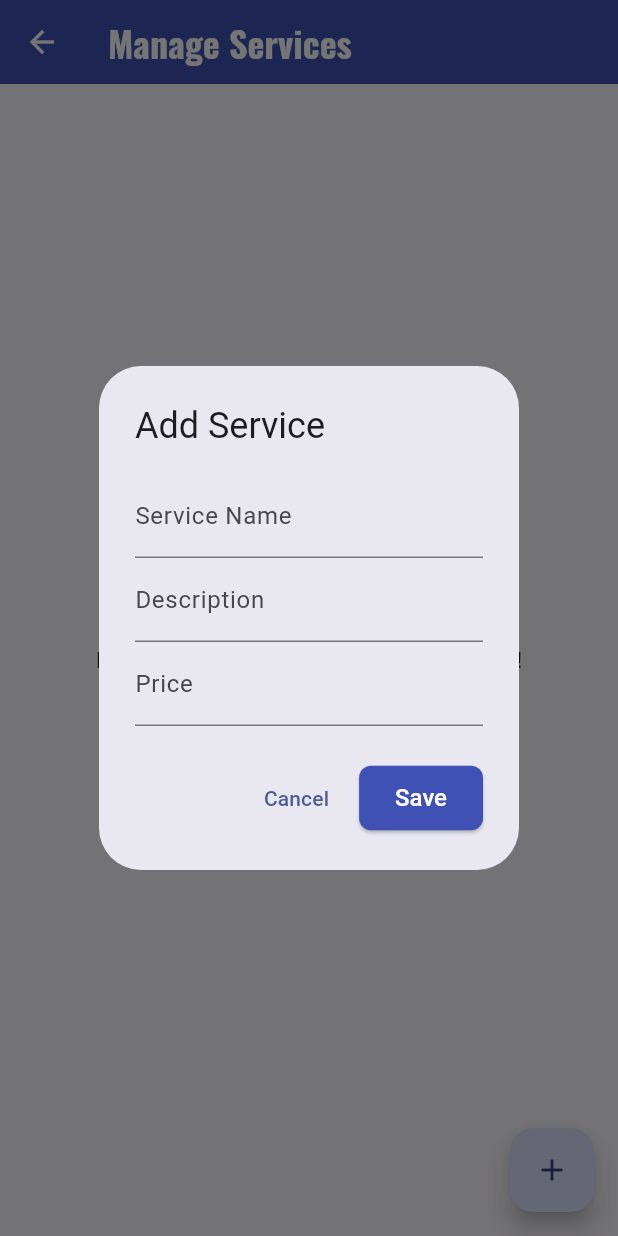
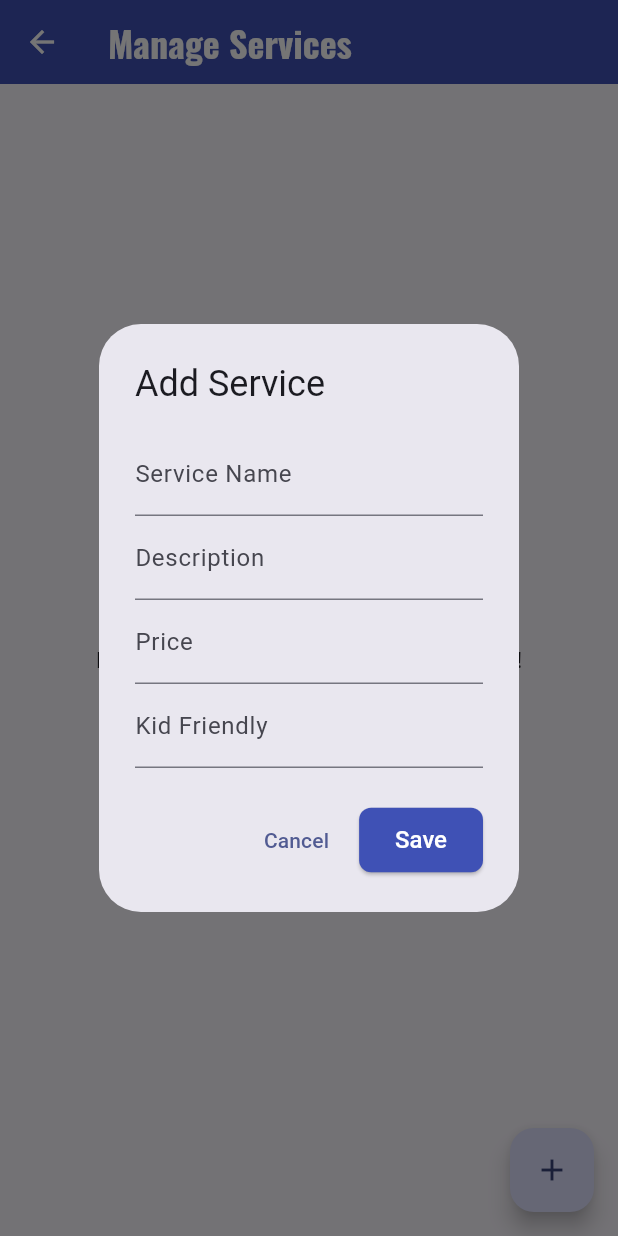
Before and after one commit to Christian10302004/booksched, a Flutter app: the ManageServicesScreen screen opened by its route, after a tap on the "add" icon, on a phone screen of 412 x 824 dp. Run offline on Flutter 3.47's test engine with Material 3 defaults, Android fonts, the phone set to English and light mode, and no system bars; our stand-ins replace cloud_firestore, equatable, firebase_auth, firebase_core, fl_chart, go_router and 1 more; accounts and stored records are empty.

Commit message:
refactor: Refactor service management and booking flow

```diff
--- a/lib/main.dart
+++ b/lib/main.dart
@@ -1,7 +1,6 @@
 import 'package:flutter/material.dart';
 import 'package:firebase_core/firebase_core.dart';
 import 'package:provider/provider.dart';
-
 import 'firebase_options.dart';
 import 'services/auth/auth_service.dart';
 import 'router.dart';
--- a/lib/models/service_model.dart
+++ b/lib/models/service_model.dart
@@ -6,12 +6,14 @@ class Service extends Equatable {
   final String name;
   final String description;
   final double price;
+  final int kid;
 
   const Service({
     required this.id,
     required this.name,
     required this.description,
     required this.price,
+    required this.kid,
   });
 
   factory Service.fromFirestore(DocumentSnapshot doc) {
@@ -21,17 +23,14 @@ class Service extends Equatable {
       name: data['name'] ?? '',
       description: data['description'] ?? '',
       price: (data['price'] ?? 0).toDouble(),
+      kid: (data['kid'] ?? 0).toInt(),
     );
   }
 
   Map<String, dynamic> toMap() {
-    return {
-      'name': name,
-      'description': description,
-      'price': price,
-    };
+    return {'name': name, 'description': description, 'price': price, 'kid': kid};
   }
 
   @override
-  List<Object?> get props => [id, name, description, price];
+  List<Object?> get props => [id, name, description, price,kid];
 }
--- a/lib/providers/service_provider.dart
+++ b/lib/providers/service_provider.dart
@@ -7,12 +7,13 @@ class ServiceProvider with ChangeNotifier {
 
   Stream<List<Service>> get services => _serviceRepository.getServices();
 
-  Future<void> addService(String name, String description, double price) async {
+  Future<void> addService(String name, String description, double price, int kid) async {
     final newService = Service(
       id: '', // ID will be generated by Firestore
       name: name,
       description: description,
       price: price,
+      kid: kid,
     );
     await _serviceRepository.addService(newService);
   }
--- a/lib/screens/admin/manage_services_screen.dart
+++ b/lib/screens/admin/manage_services_screen.dart
@@ -15,11 +15,13 @@ class _ManageServicesScreenState extends State<ManageServicesScreen> {
     final TextEditingController nameController = TextEditingController();
     final TextEditingController descriptionController = TextEditingController();
     final TextEditingController priceController = TextEditingController();
+    final TextEditingController kidController = TextEditingController();
 
     if (service != null) {
       nameController.text = service['name'];
       descriptionController.text = service['description'];
       priceController.text = service['price'].toString();
+      kidController.text = service['kid'].toString();
     }
 
     showDialog(
@@ -43,6 +45,11 @@ class _ManageServicesScreenState extends State<ManageServicesScreen> {
                 decoration: const InputDecoration(labelText: 'Price', prefixText: '₱'),
                 keyboardType: TextInputType.number,
               ),
+              TextField(
+                controller: kidController,
+                decoration: const InputDecoration(labelText: 'Kid Friendly'),
+                keyboardType: TextInputType.number,
+              ),
             ],
           ),
           actions: [
@@ -55,6 +62,8 @@ class _ManageServicesScreenState extends State<ManageServicesScreen> {
                 final String name = nameController.text;
                 final String description = descriptionController.text;
                 final double? price = double.tryParse(priceController.text);
+                final int? kid = int.tryParse(kidController.text);
+
 
                 if (name.isNotEmpty && description.isNotEmpty && price != null) {
                   if (service == null) {
@@ -62,12 +71,14 @@ class _ManageServicesScreenState extends State<ManageServicesScreen> {
                       'name': name,
                       'description': description,
                       'price': price,
+                      'kid': kid,
                     });
                   } else {
                     await _firestore.collection('services').doc(service.id).update({
                       'name': name,
                       'description': description,
                       'price': price,
+                      'kid': kid,
                     });
                   }
                   if (!context.mounted) return;
--- a/lib/screens/admin/services/service_management_screen.dart
+++ b/lib/screens/admin/services/service_management_screen.dart
@@ -31,6 +31,8 @@ class ServiceManagementScreen extends StatelessWidget {
     final nameController = TextEditingController(text: service?.name ?? '');
     final descriptionController = TextEditingController(text: service?.description ?? '');
     final priceController = TextEditingController(text: service?.price.toString() ?? '');
+    final kidController = TextEditingController(text: service?.kid.toString() ?? '');
+
 
     showDialog(
       context: context,
@@ -84,6 +86,7 @@ class ServiceManagementScreen extends StatelessWidget {
                       name: nameController.text,
                       description: descriptionController.text,
                       price: double.parse(priceController.text),
+                      kid: service.kid,
                     );
                     serviceProvider.updateService(updatedService);
                   } else {
@@ -91,6 +94,7 @@ class ServiceManagementScreen extends StatelessWidget {
                       nameController.text,
                       descriptionController.text,
                       double.parse(priceController.text),
+                      int.parse(kidController.text)
                     );
                   }
                   Navigator.pop(context);
--- a/lib/screens/user/book_appointment_screen.dart
+++ b/lib/screens/user/book_appointment_screen.dart
@@ -84,6 +84,10 @@ class _BookAppointmentScreenState extends State<BookAppointmentScreen> {
                       : 'Selected Time: ${_selectedTime!.format(context)}'),
                   trailing: const Icon(Icons.access_time),
                   onTap: _pickTime,
+                ),
+                const SizedBox(height: 20),
+                ListTile(
+                  title: const Text('Input Age:'),
                 ),
                 const SizedBox(height: 20),
                 Center(
```
Also changed, not shown: lib/screens/auth/login_screen.dart (+17 -2 lines).
